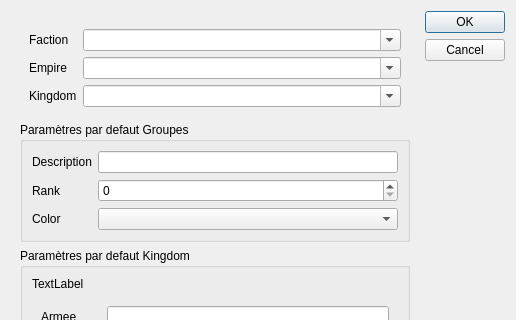
This is python_modules/main_view/dialog_import_kingdom.ui in cyril711/git-MythicWar as Qt 5 draws it before an edit; both pictures show x 0 to 516 and y 0 to 320 of the 516 by 662 pixel window. The edited form follows.
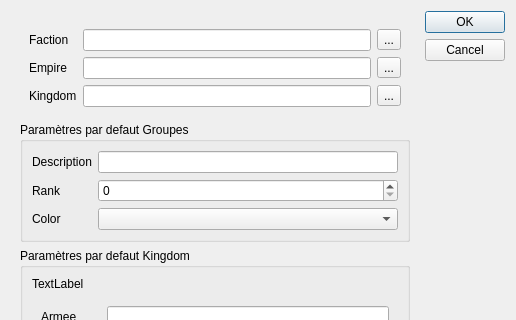
This is the edited form.

Patch:
```diff
--- a/python_modules/main_view/dialog_import_kingdom.ui
+++ b/python_modules/main_view/dialog_import_kingdom.ui
@@ -19,49 +19,55 @@
      <layout class="QVBoxLayout" name="verticalLayout">
       <item>
        <widget class="QWidget" name="widget_2" native="true">
-        <layout class="QFormLayout" name="formLayout_2">
-         <property name="fieldGrowthPolicy">
-          <enum>QFormLayout::AllNonFixedFieldsGrow</enum>
-         </property>
-         <item row="1" column="0">
+        <layout class="QGridLayout" name="gridLayout">
+         <item row="0" column="4">
+          <widget class="QToolButton" name="toolButtonFaction">
+           <property name="text">
+            <string>...</string>
+           </property>
+          </widget>
+         </item>
+         <item row="0" column="0">
           <widget class="QLabel" name="label">
            <property name="text">
             <string>Faction</string>
            </property>
           </widget>
          </item>
-         <item row="1" column="1">
-          <widget class="QComboBox" name="factionComboBox">
-           <property name="editable">
-            <bool>true</bool>
-           </property>
-          </widget>
-         </item>
-         <item row="2" column="0">
+         <item row="1" column="0">
           <widget class="QLabel" name="label_12">
            <property name="text">
             <string>Empire</string>
            </property>
           </widget>
          </item>
-         <item row="2" column="1">
-          <widget class="QComboBox" name="empireComboBox">
-           <property name="editable">
-            <bool>true</bool>
-           </property>
-          </widget>
-         </item>
-         <item row="3" column="0">
+         <item row="2" column="0">
           <widget class="QLabel" name="label_13">
            <property name="text">
             <string>Kingdom</string>
            </property>
           </widget>
          </item>
-         <item row="3" column="1">
-          <widget class="QComboBox" name="kingdomComboBox">
-           <property name="editable">
-            <bool>true</bool>
+         <item row="0" column="3">
+          <widget class="QLineEdit" name="lineEditFaction"/>
+         </item>
+         <item row="1" column="4">
+          <widget class="QToolButton" name="toolButtonEmpire">
+           <property name="text">
+            <string>...</string>
+           </property>
+          </widget>
+         </item>
+         <item row="1" column="3">
+          <widget class="QLineEdit" name="lineEditEmpire"/>
+         </item>
+         <item row="2" column="3">
+          <widget class="QLineEdit" name="lineEditKingdom"/>
+         </item>
+         <item row="2" column="4">
+          <widget class="QToolButton" name="toolButtonKingdom">
+           <property name="text">
+            <string>...</string>
            </property>
           </widget>
          </item>
```
Left out of the diff: 1 changed line with no effect on the pictures.
